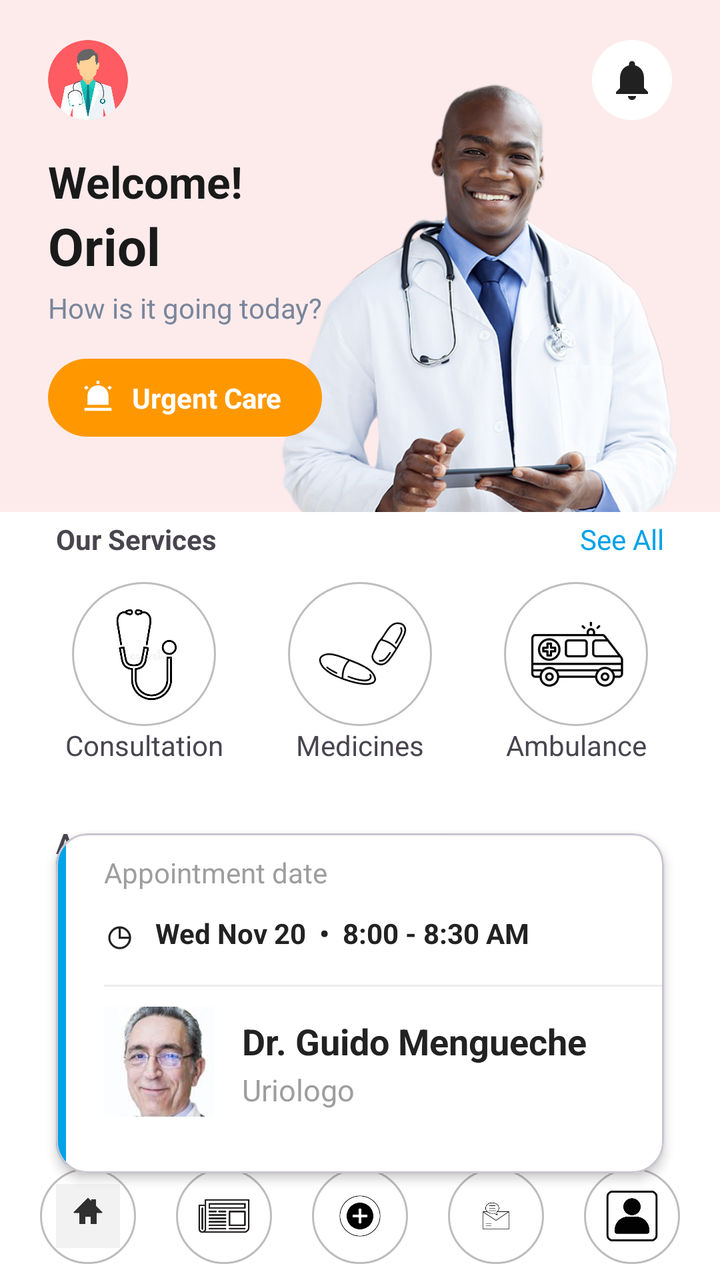
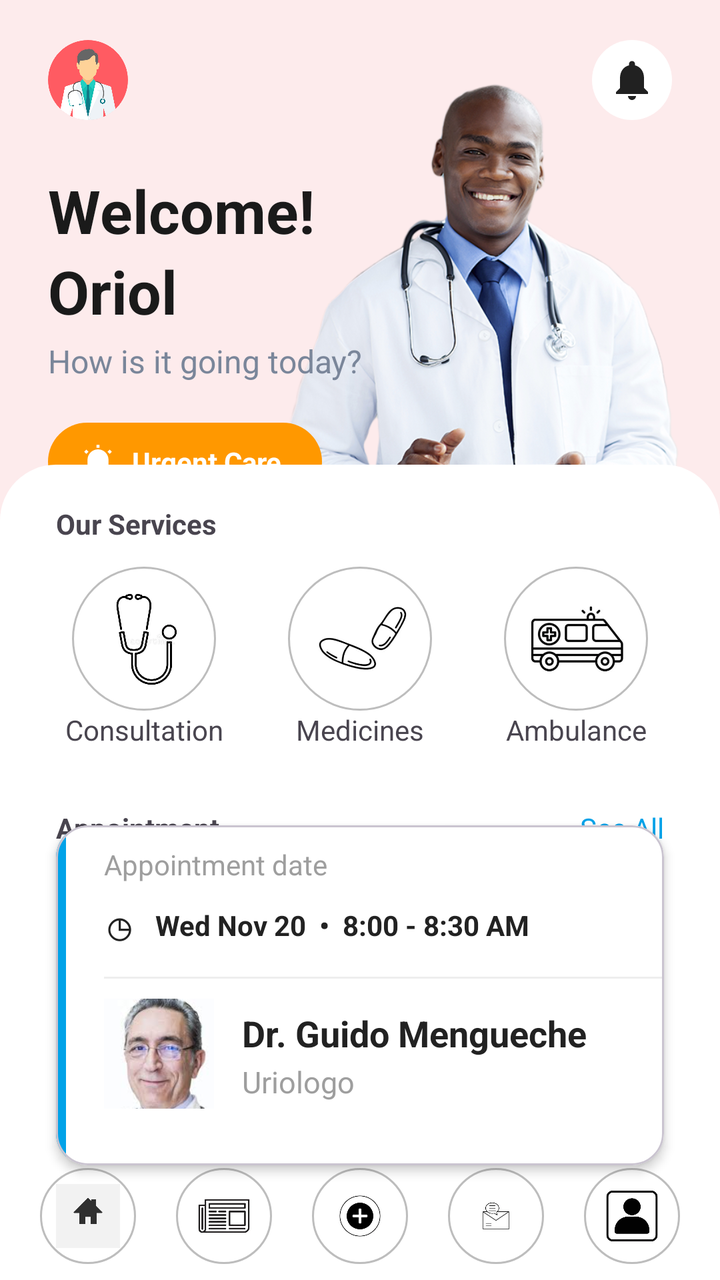

The first picture is an Android layout as it rendered before a commit; the second is the same layout after the commit. The layout source and the unified diff follow.
<!-- AndroidManifest.xml: application theme Theme.Proyecto -->
<!-- res/layout/mainscreen.xml -->
<?xml version="1.0" encoding="utf-8"?>
<androidx.constraintlayout.widget.ConstraintLayout
    xmlns:android="http://schemas.android.com/apk/res/android"
    xmlns:app="http://schemas.android.com/apk/res-auto"
    xmlns:tools="http://schemas.android.com/tools"
    android:id="@+id/main"
    android:layout_width="match_parent"
    android:layout_height="match_parent"
    android:background="#FFFFFF"
    tools:context=".MainActivity">

    <androidx.constraintlayout.widget.Guideline
        android:id="@+id/guideline"
        android:layout_width="wrap_content"
        android:layout_height="wrap_content"
        android:orientation="horizontal"
        app:layout_constraintGuide_percent="0.4" />

    <androidx.constraintlayout.widget.ConstraintLayout
        android:id="@+id/uri"
        android:layout_width="0dp"
        android:layout_height="0dp"
        android:background="@color/header_bg"
        app:layout_constraintTop_toTopOf="parent"
        app:layout_constraintBottom_toTopOf="@id/guideline"
        app:layout_constraintStart_toStartOf="parent"
        app:layout_constraintEnd_toEndOf="parent">

        <com.google.android.material.imageview.ShapeableImageView
            android:id="@+id/imgAvatar"
            android:layout_width="40dp"
            android:layout_height="40dp"
            android:layout_marginStart="24dp"
            android:layout_marginTop="20dp"
            android:contentDescription="User Avatar"
            android:scaleType="centerCrop"
            android:src="@drawable/ic_avatar"
            app:shapeAppearanceOverlay="@style/ShapeAppearance.Material3.Corner.Full"
            app:layout_constraintStart_toStartOf="parent"
            app:layout_constraintTop_toTopOf="parent" />

        <ImageButton
            android:id="@+id/btnNotification"
            android:layout_width="40dp"
            android:layout_height="40dp"
            android:layout_marginEnd="24dp"
            android:layout_marginTop="20dp"
            android:background="@drawable/bg_circle_white"
            android:contentDescription="Notifications"
            android:padding="8dp"
            android:scaleType="fitCenter"
            android:src="@drawable/ic_bell"
            app:layout_constraintEnd_toEndOf="parent"
            app:layout_constraintTop_toTopOf="parent" />

        <ImageView
            android:id="@+id/imgDoctorHeader"
            android:layout_width="200dp"
            android:layout_height="246dp"
            android:layout_marginEnd="20dp"
            android:contentDescription="Doctor"
            android:scaleType="fitEnd"
            android:src="@drawable/ic_doctor_header"
            app:layout_constraintBottom_toBottomOf="parent"
            app:layout_constraintEnd_toEndOf="parent"
            app:layout_constraintTop_toBottomOf="@id/btnNotification"
            app:layout_constraintVertical_bias="1.0" />

        <TextView
            android:id="@+id/tvWelcome"
            android:layout_width="wrap_content"
            android:layout_height="wrap_content"
            android:layout_marginStart="24dp"
            android:layout_marginTop="16dp"
            android:text="@string/welcome"
            android:textColor="@color/text_primary"
            android:textSize="22sp"
            android:textStyle="bold"
            app:layout_constraintStart_toStartOf="parent"
            app:layout_constraintTop_toBottomOf="@id/imgAvatar" />

        <TextView
            android:id="@+id/tvUserName"
            android:layout_width="wrap_content"
            android:layout_height="wrap_content"
            android:layout_marginStart="24dp"
            android:text="@string/user_name"
            android:textColor="@color/text_primary"
            android:textSize="26sp"
            android:textStyle="bold"
            app:layout_constraintStart_toStartOf="parent"
            app:layout_constraintTop_toBottomOf="@id/tvWelcome" />

        <TextView
            android:id="@+id/tvSubtitle"
            android:layout_width="wrap_content"
            android:layout_height="wrap_content"
            android:layout_marginStart="24dp"
            android:layout_marginTop="4dp"
            android:text="@string/greeting_subtitle"
            android:textColor="@color/text_secondary"
            android:textSize="14sp"
            app:layout_constraintStart_toStartOf="parent"
            app:layout_constraintTop_toBottomOf="@id/tvUserName" />

        <LinearLayout
            android:id="@+id/btnUrgentCare"
            android:layout_width="wrap_content"
            android:layout_height="wrap_content"
            android:layout_marginStart="24dp"
            android:layout_marginTop="16dp"
            android:background="@drawable/bg_urgent_care_btn"
            android:gravity="center_vertical"
            android:orientation="horizontal"
            android:paddingStart="16dp"
            android:paddingTop="10dp"
            android:paddingEnd="20dp"
            android:paddingBottom="10dp"
            app:layout_constraintStart_toStartOf="parent"
            app:layout_constraintTop_toBottomOf="@id/tvSubtitle">

            <ImageView
                android:layout_width="18dp"
                android:layout_height="18dp"
                android:contentDescription="Siren"
                android:src="@drawable/ic_siren" />

            <TextView
                android:layout_width="wrap_content"
                android:layout_height="wrap_content"
                android:layout_marginStart="8dp"
                android:text="@string/urgent_care"
                android:textColor="@color/white"
                android:textSize="14sp"
                android:textStyle="bold" />
        </LinearLayout>

    </androidx.constraintlayout.widget.ConstraintLayout>

    <androidx.constraintlayout.widget.ConstraintLayout
        android:id="@+id/niko"
        android:layout_width="0dp"
        android:layout_height="0dp"
        android:background="#FFFFFF"
        app:layout_constraintTop_toBottomOf="@id/guideline"
        app:layout_constraintBottom_toBottomOf="parent"
        app:layout_constraintStart_toStartOf="parent"
        app:layout_constraintEnd_toEndOf="parent">

        <TextView
            android:id="@+id/textView"
            android:layout_width="wrap_content"
            android:layout_height="wrap_content"
            android:layout_marginStart="28dp"
            android:layout_marginTop="4dp"
            android:text="Our Services"
            android:textStyle="bold"
            app:layout_constraintStart_toStartOf="parent"
            app:layout_constraintTop_toTopOf="parent" />

        <TextView
            android:id="@+id/see_all"
            android:layout_width="wrap_content"
            android:layout_height="wrap_content"
            android:layout_marginEnd="28dp"
            android:text="See All"
            android:textColor="#00A2E8"
            app:layout_constraintBottom_toBottomOf="@id/textView"
            app:layout_constraintEnd_toEndOf="parent"
            app:layout_constraintTop_toTopOf="@id/textView" />

        <ImageButton
            android:id="@+id/btnEstetoscopio"
            android:layout_width="72dp"
            android:layout_height="72dp"
            android:layout_marginTop="12dp"
            android:background="@drawable/bg_icon_circle"
            android:contentDescription="Estetoscopio"
            android:padding="12dp"
            android:scaleType="fitCenter"
            android:src="@drawable/estetoscopio"
            app:layout_constraintEnd_toStartOf="@id/btnPastillas"
            app:layout_constraintHorizontal_chainStyle="spread"
            app:layout_constraintStart_toStartOf="parent"
            app:layout_constraintTop_toBottomOf="@id/textView" />

        <ImageButton
            android:id="@+id/btnPastillas"
            android:layout_width="72dp"
            android:layout_height="72dp"
            android:background="@drawable/bg_icon_circle"
            android:contentDescription="Pastillas"
            android:padding="12dp"
            android:scaleType="fitCenter"
            android:src="@drawable/pastillas"
            app:layout_constraintBottom_toBottomOf="@id/btnEstetoscopio"
            app:layout_constraintEnd_toStartOf="@id/btnAmbulancia"
            app:layout_constraintStart_toEndOf="@id/btnEstetoscopio"
            app:layout_constraintTop_toTopOf="@id/btnEstetoscopio" />

        <ImageButton
            android:id="@+id/btnAmbulancia"
            android:layout_width="72dp"
            android:layout_height="72dp"
            android:background="@drawable/bg_icon_circle"
            android:contentDescription="Ambulancia"
            android:padding="12dp"
            android:scaleType="fitCenter"
            android:src="@drawable/ambulancia"
            app:layout_constraintBottom_toBottomOf="@id/btnEstetoscopio"
            app:layout_constraintEnd_toEndOf="parent"
            app:layout_constraintStart_toEndOf="@id/btnPastillas"
            app:layout_constraintTop_toTopOf="@id/btnEstetoscopio" />

        <TextView
            android:id="@+id/consultation"
            android:layout_width="wrap_content"
            android:layout_height="wrap_content"
            android:text="Consultation"
            app:layout_constraintEnd_toEndOf="@id/btnEstetoscopio"
            app:layout_constraintStart_toStartOf="@id/btnEstetoscopio"
            app:layout_constraintTop_toBottomOf="@id/btnEstetoscopio" />

        <TextView
            android:id="@+id/medicines"
            android:layout_width="wrap_content"
            android:layout_height="wrap_content"
            android:text="Medicines"
            app:layout_constraintEnd_toEndOf="@id/btnPastillas"
            app:layout_constraintStart_toStartOf="@id/btnPastillas"
            app:layout_constraintTop_toBottomOf="@id/btnPastillas" />

        <TextView
            android:id="@+id/ambulance"
            android:layout_width="wrap_content"
            android:layout_height="wrap_content"
            android:text="Ambulance"
            app:layout_constraintEnd_toEndOf="@id/btnAmbulancia"
            app:layout_constraintStart_toStartOf="@id/btnAmbulancia"
            app:layout_constraintTop_toBottomOf="@id/btnAmbulancia" />

        <TextView
            android:id="@+id/textView2"
            android:layout_width="wrap_content"
            android:layout_height="wrap_content"
            android:layout_marginStart="28dp"
            android:layout_marginTop="30dp"
            android:text="Appointment"
            android:textStyle="bold"
            app:layout_constraintStart_toStartOf="parent"
            app:layout_constraintTop_toBottomOf="@id/consultation" />

        <com.google.android.material.card.MaterialCardView
            android:id="@+id/cardAppointment"
            android:layout_width="0dp"
            android:layout_height="170dp"
            android:layout_marginStart="28dp"
            android:layout_marginTop="8dp"
            android:layout_marginEnd="28dp"
            android:layout_marginBottom="12dp"
            app:cardBackgroundColor="#FFFFFF"
            app:cardCornerRadius="16dp"
            app:cardElevation="3dp"
            app:layout_constraintBottom_toTopOf="@id/bottomAppBar"
            app:layout_constraintEnd_toEndOf="parent"
            app:layout_constraintStart_toStartOf="parent"
            app:layout_constraintTop_toBottomOf="@id/textView2">

            <androidx.constraintlayout.widget.ConstraintLayout
                android:layout_width="365dp"
                android:layout_height="match_parent">

                <View
                    android:id="@+id/appointmentLine"
                    android:layout_width="5dp"
                    android:layout_height="0dp"
                    android:background="#00A2E8"
                    app:layout_constraintBottom_toBottomOf="parent"
                    app:layout_constraintStart_toStartOf="parent"
                    app:layout_constraintTop_toTopOf="parent" />

                <TextView
                    android:id="@+id/appointment_date"
                    android:layout_width="wrap_content"
                    android:layout_height="wrap_content"
                    android:layout_marginStart="24dp"
                    android:layout_marginTop="10dp"
                    android:text="Appointment date"
                    android:textColor="#9E9E9E"
                    android:textSize="14sp"
                    app:layout_constraintStart_toStartOf="parent"
                    app:layout_constraintTop_toTopOf="parent" />

                <TextView
                    android:id="@+id/more"
                    android:layout_width="40dp"
                    android:layout_height="40dp"
                    android:gravity="center"
                    android:text="⋮"
                    android:textColor="#7F8C9B"
                    android:textSize="26sp"
                    app:layout_constraintEnd_toEndOf="parent"
                    app:layout_constraintTop_toTopOf="parent" />

                <TextView
                    android:id="@+id/clock"
                    android:layout_width="wrap_content"
                    android:layout_height="wrap_content"
                    android:layout_marginStart="24dp"
                    android:layout_marginTop="3dp"
                    android:text="◷"
                    android:textColor="#222222"
                    android:textSize="26sp"
                    app:layout_constraintStart_toStartOf="parent"
                    app:layout_constraintTop_toBottomOf="@id/appointment_date" />

                <TextView
                    android:id="@+id/fecha"
                    android:layout_width="0dp"
                    android:layout_height="wrap_content"
                    android:layout_marginStart="10dp"
                    android:layout_marginEnd="12dp"
                    android:text="Wed Nov 20  •  8:00 - 8:30 AM"
                    android:textColor="#222222"
                    android:textSize="14sp"
                    android:textStyle="bold"
                    app:layout_constraintBottom_toBottomOf="@id/clock"
                    app:layout_constraintEnd_toEndOf="parent"
                    app:layout_constraintStart_toEndOf="@id/clock"
                    app:layout_constraintTop_toTopOf="@id/clock" />

                <View
                    android:id="@+id/divider"
                    android:layout_width="0dp"
                    android:layout_height="1dp"
                    android:layout_marginStart="24dp"
                    android:layout_marginTop="8dp"
                    android:layout_marginEnd="18dp"
                    android:background="#EEEEEE"
                    app:layout_constraintEnd_toEndOf="parent"
                    app:layout_constraintStart_toStartOf="parent"
                    app:layout_constraintTop_toBottomOf="@id/clock" />

                <ImageView
                    android:id="@+id/imageView3"
                    android:layout_width="55dp"
                    android:layout_height="55dp"
                    android:layout_marginStart="24dp"
                    android:layout_marginTop="10dp"
                    android:contentDescription="Doctor"
                    android:background="@drawable/bg_icon_circle"
                    android:scaleType="centerCrop"
                    app:layout_constraintStart_toStartOf="parent"
                    app:layout_constraintTop_toBottomOf="@id/divider"
                    app:srcCompat="@drawable/doctorpequeno" />

                <TextView
                    android:id="@+id/dc_name"
                    android:layout_width="0dp"
                    android:layout_height="wrap_content"
                    android:layout_marginStart="14dp"
                    android:layout_marginTop="5dp"
                    android:layout_marginEnd="12dp"
                    android:text="Dr. Guido Mengueche"
                    android:textColor="#222222"
                    android:textSize="18sp"
                    android:textStyle="bold"
                    app:layout_constraintEnd_toEndOf="parent"
                    app:layout_constraintStart_toEndOf="@id/imageView3"
                    app:layout_constraintTop_toTopOf="@id/imageView3" />

                <TextView
                    android:id="@+id/dc_speciality"
                    android:layout_width="wrap_content"
                    android:layout_height="wrap_content"
                    android:layout_marginTop="2dp"
                    android:text="Uriologo"
                    android:textColor="#9E9E9E"
                    android:textSize="15sp"
                    app:layout_constraintStart_toStartOf="@id/dc_name"
                    app:layout_constraintTop_toBottomOf="@id/dc_name" />

            </androidx.constraintlayout.widget.ConstraintLayout>

        </com.google.android.material.card.MaterialCardView>

        <com.google.android.material.bottomappbar.BottomAppBar
            android:id="@+id/bottomAppBar"
            android:layout_width="0dp"
            android:layout_height="64dp"
            android:backgroundTint="#FFFFFF"
            app:elevation="8dp"
            app:layout_constraintBottom_toBottomOf="parent"
            app:layout_constraintEnd_toEndOf="parent"
            app:layout_constraintStart_toStartOf="parent" />

        <ImageButton
            android:id="@+id/btnHome"
            android:layout_width="48dp"
            android:layout_height="48dp"
            android:background="@drawable/bg_icon_circle"
            android:contentDescription="Home"
            android:padding="8dp"
            android:scaleType="fitCenter"
            android:src="@drawable/home"
            app:layout_constraintBottom_toBottomOf="@id/bottomAppBar"
            app:layout_constraintEnd_toStartOf="@id/btnNoticias"
            app:layout_constraintHorizontal_chainStyle="spread"
            app:layout_constraintStart_toStartOf="@id/bottomAppBar"
            app:layout_constraintTop_toTopOf="@id/bottomAppBar" />

        <ImageButton
            android:id="@+id/btnNoticias"
            android:layout_width="48dp"
            android:layout_height="48dp"
            android:background="@drawable/bg_icon_circle"
            android:contentDescription="Noticias"
            android:padding="8dp"
            android:scaleType="fitCenter"
            android:src="@drawable/noticias"
            app:layout_constraintBottom_toBottomOf="@id/bottomAppBar"
            app:layout_constraintEnd_toStartOf="@id/btnMas"
            app:layout_constraintStart_toEndOf="@id/btnHome"
            app:layout_constraintTop_toTopOf="@id/bottomAppBar" />

        <ImageButton
            android:id="@+id/btnMas"
            android:layout_width="48dp"
            android:layout_height="48dp"
            android:background="@drawable/bg_icon_circle"
            android:contentDescription="Más"
            android:padding="8dp"
            android:scaleType="fitCenter"
            android:src="@drawable/mas"
            app:layout_constraintBottom_toBottomOf="@id/bottomAppBar"
            app:layout_constraintEnd_toStartOf="@id/btnMensajes"
            app:layout_constraintStart_toEndOf="@id/btnNoticias"
            app:layout_constraintTop_toTopOf="@id/bottomAppBar" />

        <ImageButton
            android:id="@+id/btnMensajes"
            android:layout_width="48dp"
            android:layout_height="48dp"
            android:background="@drawable/bg_icon_circle"
            android:contentDescription="Mensajes"
            android:padding="8dp"
            android:scaleType="fitCenter"
            android:src="@drawable/mensajes"
            app:layout_constraintBottom_toBottomOf="@id/bottomAppBar"
            app:layout_constraintEnd_toStartOf="@id/btnPerfil"
            app:layout_constraintStart_toEndOf="@id/btnMas"
            app:layout_constraintTop_toTopOf="@id/bottomAppBar" />

        <ImageButton
            android:id="@+id/btnPerfil"
            android:layout_width="48dp"
            android:layout_height="48dp"
            android:background="@drawable/bg_icon_circle"
            android:contentDescription="Perfil"
            android:padding="8dp"
            android:scaleType="fitCenter"
            android:src="@drawable/profile"
            app:layout_constraintBottom_toBottomOf="@id/bottomAppBar"
            app:layout_constraintEnd_toEndOf="@id/bottomAppBar"
            app:layout_constraintStart_toEndOf="@id/btnMensajes"
            app:layout_constraintTop_toTopOf="@id/bottomAppBar" />

    </androidx.constraintlayout.widget.ConstraintLayout>

</androidx.constraintlayout.widget.ConstraintLayout>
<!-- resources referenced by this layout -->
<resources>
  <color name="header_bg">#FDEBEC</color>
  <color name="text_primary">#1A1A1A</color>
  <color name="text_secondary">#7A869A</color>
  <color name="white">#FFFFFFFF</color>
  <!-- drawable ambulancia: png bitmap (drawable, 23610 bytes) -->
  <!-- drawable bg_circle_white (drawable) -->
  <?xml version="1.0" encoding="utf-8"?>
  <shape xmlns:android="http://schemas.android.com/apk/res/android"
      android:shape="oval">
      <solid android:color="@color/white" />
  </shape>
  <!-- drawable bg_icon_circle (drawable) -->
  <?xml version="1.0" encoding="utf-8"?>
  <ripple xmlns:android="http://schemas.android.com/apk/res/android"
      android:color="#33000000">
      <item>
          <shape android:shape="oval">
              <solid android:color="#FFFFFF" />
              <stroke
                  android:width="1dp"
                  android:color="#BDBDBD" />
          </shape>
      </item>
  </ripple>
  <!-- drawable bg_urgent_care_btn (drawable) -->
  <?xml version="1.0" encoding="utf-8"?>
  <shape xmlns:android="http://schemas.android.com/apk/res/android"
      android:shape="rectangle">
      <solid android:color="@color/urgent_orange" />
      <corners android:radius="24dp" />
  </shape>
  <!-- drawable doctorpequeno: png bitmap (drawable, 46103 bytes) -->
  <!-- drawable estetoscopio: png bitmap (drawable, 61442 bytes) -->
  <!-- drawable home: jpg bitmap (drawable, 6548 bytes) -->
  <!-- drawable ic_avatar: png bitmap (drawable, 31186 bytes) -->
  <!-- drawable ic_bell (drawable) -->
  <vector xmlns:android="http://schemas.android.com/apk/res/android"
      android:width="24dp"
      android:height="24dp"
      android:viewportWidth="24"
      android:viewportHeight="24">
    <path
        android:fillColor="#FF212121"
        android:pathData="M12,22c1.1,0 2,-0.9 2,-2h-4c0,1.1 0.89,2 2,2zM18,16v-5c0,-3.07 -1.64,-5.64 -4.5,-6.32V4c0,-0.83 -0.67,-1.5 -1.5,-1.5s-1.5,0.67 -1.5,1.5v0.68C7.63,5.36 6,7.92 6,11v5l-2,2v1h16v-1l-2,-2z"/>
  </vector>
  <!-- drawable ic_doctor_header: png bitmap (drawable, 395668 bytes) -->
  <!-- drawable ic_siren (drawable) -->
  <vector xmlns:android="http://schemas.android.com/apk/res/android"
      android:width="20dp"
      android:height="20dp"
      android:viewportWidth="24"
      android:viewportHeight="24">
    <path
        android:fillColor="#FFFFFFFF"
        android:pathData="M12,4c-3.87,0 -7,3.13 -7,7v6h14v-6c0,-3.87 -3.13,-7 -7,-7zM11,1h2v2h-2zM4.22,4.22l1.42,1.42l-1.42,1.42l-1.42,-1.42zM18.36,5.64l1.42,-1.42l1.42,1.42l-1.42,1.42zM3,19h18v2H3z"/>
  </vector>
  <!-- drawable mas: webp bitmap (drawable, 3722 bytes) -->
  <!-- drawable mensajes: webp bitmap (drawable, 2816 bytes) -->
  <!-- drawable noticias: webp bitmap (drawable, 2654 bytes) -->
  <!-- drawable pastillas: png bitmap (drawable, 17545 bytes) -->
  <!-- drawable profile: webp bitmap (drawable, 3088 bytes) -->
  <string name="greeting_subtitle">How is it going today?</string>
  <string name="urgent_care">Urgent Care</string>
  <string name="user_name">Oriol</string>
  <string name="welcome">Welcome!</string>
  <style name="Theme.Proyecto" parent="Base.Theme.Proyecto" />
  <color name="urgent_orange">#FF9800</color>
  <style name="Base.Theme.Proyecto" parent="Theme.Material3.DayNight.NoActionBar">
          
          
      </style>
</resources>

<!-- the commit's change to res/layout/mainscreen.xml (unified diff, before → after) -->
@@ -6,7 +6,7 @@
     android:id="@+id/main"
     android:layout_width="match_parent"
     android:layout_height="match_parent"
-    android:background="#FFFFFF"
+    android:background="@color/header_bg"
     tools:context=".MainActivity">
 
     <androidx.constraintlayout.widget.Guideline
@@ -21,10 +21,12 @@
         android:layout_width="0dp"
         android:layout_height="0dp"
         android:background="@color/header_bg"
+        app:layout_constraintBottom_toTopOf="@id/guideline"
+        app:layout_constraintEnd_toEndOf="parent"
+        app:layout_constraintHorizontal_bias="0.0"
+        app:layout_constraintStart_toStartOf="parent"
         app:layout_constraintTop_toTopOf="parent"
-        app:layout_constraintBottom_toTopOf="@id/guideline"
-        app:layout_constraintStart_toStartOf="parent"
-        app:layout_constraintEnd_toEndOf="parent">
+        app:layout_constraintVertical_bias="0.0">
 
         <com.google.android.material.imageview.ShapeableImageView
             android:id="@+id/imgAvatar"
@@ -35,16 +37,16 @@
             android:contentDescription="User Avatar"
             android:scaleType="centerCrop"
             android:src="@drawable/ic_avatar"
-            app:shapeAppearanceOverlay="@style/ShapeAppearance.Material3.Corner.Full"
-            app:layout_constraintStart_toStartOf="parent"
-            app:layout_constraintTop_toTopOf="parent" />
+            app:layout_constraintStart_toStartOf="parent"
+            app:layout_constraintTop_toTopOf="parent"
+            app:shapeAppearanceOverlay="@style/ShapeAppearance.Material3.Corner.Full" />
 
         <ImageButton
             android:id="@+id/btnNotification"
             android:layout_width="40dp"
             android:layout_height="40dp"
+            android:layout_marginTop="20dp"
             android:layout_marginEnd="24dp"
-            android:layout_marginTop="20dp"
             android:background="@drawable/bg_circle_white"
             android:contentDescription="Notifications"
             android:padding="8dp"
@@ -71,10 +73,10 @@
             android:layout_width="wrap_content"
             android:layout_height="wrap_content"
             android:layout_marginStart="24dp"
-            android:layout_marginTop="16dp"
+            android:layout_marginTop="25dp"
             android:text="@string/welcome"
             android:textColor="@color/text_primary"
-            android:textSize="22sp"
+            android:textSize="30sp"
             android:textStyle="bold"
             app:layout_constraintStart_toStartOf="parent"
             app:layout_constraintTop_toBottomOf="@id/imgAvatar" />
@@ -86,7 +88,7 @@
             android:layout_marginStart="24dp"
             android:text="@string/user_name"
             android:textColor="@color/text_primary"
-            android:textSize="26sp"
+            android:textSize="30sp"
             android:textStyle="bold"
             app:layout_constraintStart_toStartOf="parent"
             app:layout_constraintTop_toBottomOf="@id/tvWelcome" />
@@ -99,7 +101,7 @@
             android:layout_marginTop="4dp"
             android:text="@string/greeting_subtitle"
             android:textColor="@color/text_secondary"
-            android:textSize="14sp"
+            android:textSize="16sp"
             app:layout_constraintStart_toStartOf="parent"
             app:layout_constraintTop_toBottomOf="@id/tvUserName" />
 
@@ -108,8 +110,10 @@
             android:layout_width="wrap_content"
             android:layout_height="wrap_content"
             android:layout_marginStart="24dp"
-            android:layout_marginTop="16dp"
+            android:layout_marginTop="20dp"
             android:background="@drawable/bg_urgent_care_btn"
+            android:clickable="true"
+            android:focusable="true"
             android:gravity="center_vertical"
             android:orientation="horizontal"
             android:paddingStart="16dp"
@@ -141,7 +145,8 @@
         android:id="@+id/niko"
         android:layout_width="0dp"
         android:layout_height="0dp"
-        android:background="#FFFFFF"
+        android:layout_marginTop="-24dp"
+        android:background="@drawable/bg_sheet_rounded"
         app:layout_constraintTop_toBottomOf="@id/guideline"
         app:layout_constraintBottom_toBottomOf="parent"
         app:layout_constraintStart_toStartOf="parent"
@@ -152,22 +157,11 @@
             android:layout_width="wrap_content"
             android:layout_height="wrap_content"
             android:layout_marginStart="28dp"
-            android:layout_marginTop="4dp"
+            android:layout_marginTop="20dp"
             android:text="Our Services"
             android:textStyle="bold"
             app:layout_constraintStart_toStartOf="parent"
             app:layout_constraintTop_toTopOf="parent" />
-
-        <TextView
-            android:id="@+id/see_all"
-            android:layout_width="wrap_content"
-            android:layout_height="wrap_content"
-            android:layout_marginEnd="28dp"
-            android:text="See All"
-            android:textColor="#00A2E8"
-            app:layout_constraintBottom_toBottomOf="@id/textView"
-            app:layout_constraintEnd_toEndOf="parent"
-            app:layout_constraintTop_toTopOf="@id/textView" />
 
         <ImageButton
             android:id="@+id/btnEstetoscopio"
@@ -249,6 +243,17 @@
             android:textStyle="bold"
             app:layout_constraintStart_toStartOf="parent"
             app:layout_constraintTop_toBottomOf="@id/consultation" />
+
+        <TextView
+            android:id="@+id/see_all"
+            android:layout_width="wrap_content"
+            android:layout_height="wrap_content"
+            android:layout_marginEnd="28dp"
+            android:text="See All"
+            android:textColor="#00A2E8"
+            app:layout_constraintBottom_toBottomOf="@id/textView2"
+            app:layout_constraintEnd_toEndOf="parent"
+            app:layout_constraintTop_toTopOf="@id/textView2" />
 
         <com.google.android.material.card.MaterialCardView
             android:id="@+id/cardAppointment"
@@ -390,6 +395,7 @@
             android:layout_height="64dp"
             android:backgroundTint="#FFFFFF"
             app:elevation="8dp"
+            tools:ignore="BottomAppBar"
             app:layout_constraintBottom_toBottomOf="parent"
             app:layout_constraintEnd_toEndOf="parent"
             app:layout_constraintStart_toStartOf="parent" />
<!-- resource entries referenced after the edit -->
@@ -7,10 +7,13 @@
   <!-- drawable ambulancia: png bitmap (drawable, 23610 bytes) -->
   <!-- drawable bg_circle_white (drawable) -->
   <?xml version="1.0" encoding="utf-8"?>
-  <shape xmlns:android="http://schemas.android.com/apk/res/android"
-      android:shape="oval">
-      <solid android:color="@color/white" />
-  </shape>
+  <ripple xmlns:android="http://schemas.android.com/apk/res/android" android:color="#33000000">
+      <item>
+          <shape android:shape="oval">
+              <solid android:color="@color/white" />
+          </shape>
+      </item>
+  </ripple>
   <!-- drawable bg_icon_circle (drawable) -->
   <?xml version="1.0" encoding="utf-8"?>
   <ripple xmlns:android="http://schemas.android.com/apk/res/android"
@@ -24,13 +27,32 @@
           </shape>
       </item>
   </ripple>
-  <!-- drawable bg_urgent_care_btn (drawable) -->
+  <!-- drawable bg_sheet_rounded (drawable) -->
   <?xml version="1.0" encoding="utf-8"?>
   <shape xmlns:android="http://schemas.android.com/apk/res/android"
       android:shape="rectangle">
-      <solid android:color="@color/urgent_orange" />
-      <corners android:radius="24dp" />
+      <solid android:color="@color/white" />
+      <corners
+          android:topLeftRadius="28dp"
+          android:topRightRadius="28dp" />
   </shape>
+  <!-- drawable bg_urgent_care_btn (drawable) -->
+  <?xml version="1.0" encoding="utf-8"?>
+  <ripple xmlns:android="http://schemas.android.com/apk/res/android"
+      android:color="#80FFFFFF">
+      <item android:id="@android:id/mask">
+          <shape android:shape="rectangle">
+              <solid android:color="@android:color/white" />
+              <corners android:radius="24dp" />
+          </shape>
+      </item>
+      <item>
+          <shape android:shape="rectangle">
+              <solid android:color="@color/urgent_orange" />
+              <corners android:radius="24dp" />
+          </shape>
+      </item>
+  </ripple>
   <!-- drawable doctorpequeno: png bitmap (drawable, 46103 bytes) -->
   <!-- drawable estetoscopio: png bitmap (drawable, 61442 bytes) -->
   <!-- drawable home: jpg bitmap (drawable, 6548 bytes) -->
